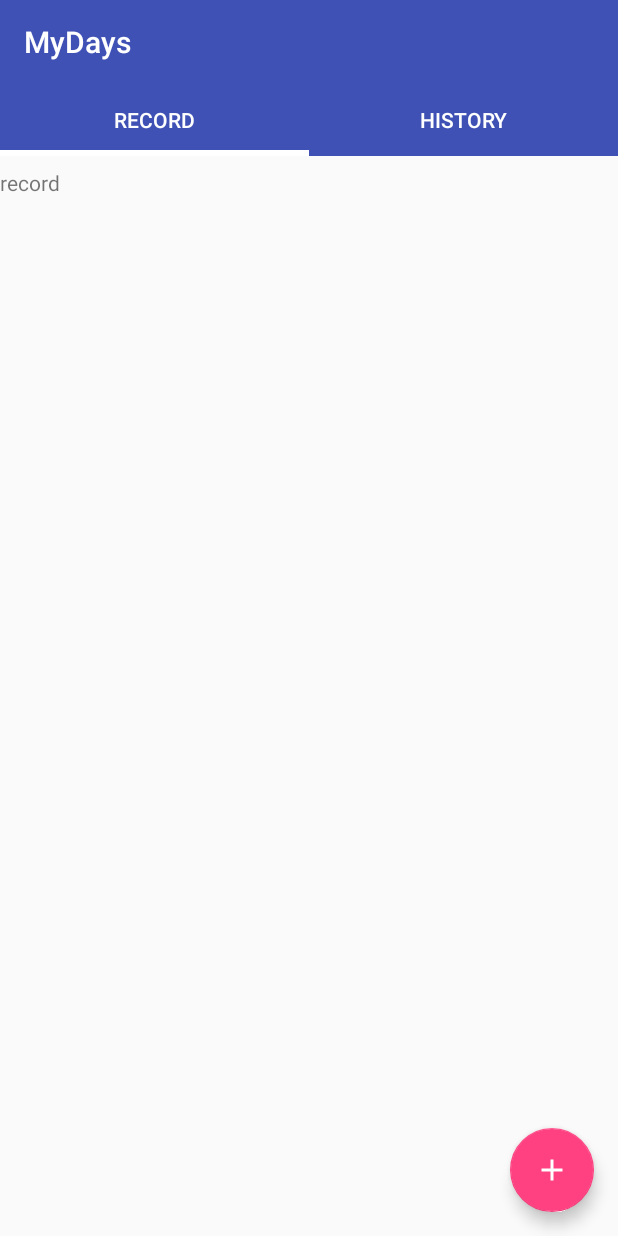
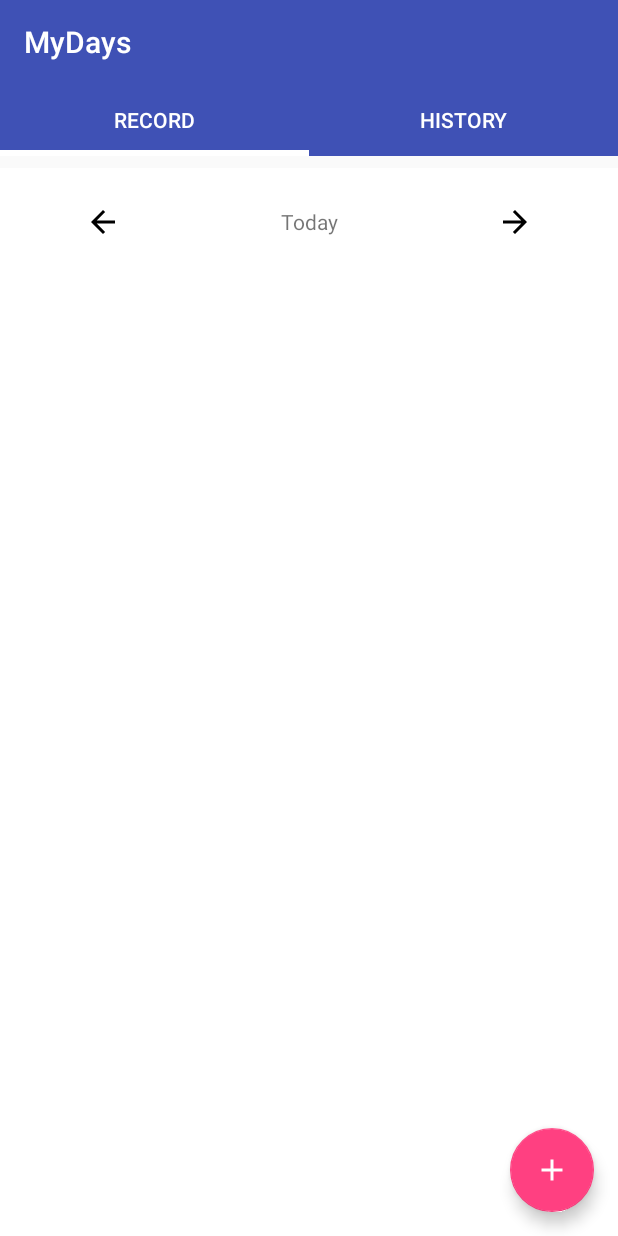
Before and after one commit to giantsol/Days, an Android app: the screen it shows after launch (MainActivity), on a phone screen of 412 x 824 dp. Run offline under Robolectric (Android 15) with nearby library versions, the phone set to English and light mode, and no system bars.

Commit message:
RecordFragment 맨 상단에 날짜 고르는 UI 추가

```diff
--- a/app/build.gradle
+++ b/app/build.gradle
@@ -26,4 +26,6 @@ dependencies {
     implementation 'androidx.appcompat:appcompat:1.0.2'
 
     implementation 'com.google.android.material:material:1.0.0'
+
+    implementation "androidx.lifecycle:lifecycle-extensions:2.0.0"
 }
--- /dev/null
+++ b/app/src/main/java/com/hansollee/mydays/DateExtensions.kt
@@ -0,0 +1,35 @@
+package com.hansollee.mydays
+
+import android.text.format.DateUtils
+import java.text.SimpleDateFormat
+import java.util.Calendar
+import java.util.Date
+import java.util.Locale
+
+/**
+ * Created by kevin-ee on 2019-01-31.
+ */
+
+private val displayDateFormat = SimpleDateFormat("yyyy-MM-dd", Locale.getDefault())
+
+fun Date.toDisplayFormat(): String {
+    if (DateUtils.isToday(this.time)) {
+        return "Today"
+    } else {
+        return displayDateFormat.format(this)
+    }
+}
+
+fun Date.getDateBefore(days: Int): Date {
+    val cal = Calendar.getInstance()
+    cal.time = this
+    cal.add(Calendar.DATE, -days)
+    return cal.time
+}
+
+fun Date.getDateAfter(days: Int): Date {
+    val cal = Calendar.getInstance()
+    cal.time = this
+    cal.add(Calendar.DATE, days)
+    return cal.time
+}
--- a/app/src/main/java/com/hansollee/mydays/record/RecordFragment.kt
+++ b/app/src/main/java/com/hansollee/mydays/record/RecordFragment.kt
@@ -4,10 +4,15 @@ import android.os.Bundle
 import android.view.LayoutInflater
 import android.view.View
 import android.view.ViewGroup
+import android.widget.TextView
 import android.widget.Toast
 import androidx.fragment.app.Fragment
+import androidx.lifecycle.Observer
+import androidx.lifecycle.ViewModelProviders
 import com.google.android.material.floatingactionbutton.FloatingActionButton
 import com.hansollee.mydays.R
+import com.hansollee.mydays.toDisplayFormat
+import java.util.*
 
 /**
  * Created by kevin-ee on 2019-01-31.
@@ -16,15 +21,39 @@ import com.hansollee.mydays.R
 class RecordFragment: Fragment() {
 
     private lateinit var floatingButton: FloatingActionButton
+    private lateinit var arrowBack: View
+    private lateinit var arrowForward: View
+    private lateinit var dateText: TextView
+
+    private lateinit var viewModel: RecordFragmentViewModel
 
     override fun onCreateView(inflater: LayoutInflater?, container: ViewGroup?, savedInstanceState: Bundle?): View {
         return inflater!!.inflate(R.layout.fragment_record, container, false)
     }
 
     override fun onViewCreated(view: View, savedInstanceState: Bundle?) {
+        viewModel = ViewModelProviders.of(this).get(RecordFragmentViewModel::class.java)
+
         floatingButton = view.findViewById(R.id.floating_button)
         floatingButton.setOnClickListener { _ ->
             Toast.makeText(context, "hello", Toast.LENGTH_SHORT).show()
         }
+
+        arrowBack = view.findViewById(R.id.arrow_back)
+        arrowBack.setOnClickListener { _ ->
+            viewModel.moveOneDayBefore()
+        }
+        arrowForward = view.findViewById(R.id.arrow_forward)
+        arrowForward.setOnClickListener { _ ->
+            viewModel.moveOneDayAfter()
+        }
+
+        dateText = view.findViewById(R.id.date_text)
+        viewModel.getCurrentDateLiveData().observe(this, Observer<Date> { currentDate ->
+            dateText.text = currentDate.toDisplayFormat()
+        })
+        dateText.setOnClickListener { _ ->
+            viewModel.resetCurrentDateToToday()
+        }
     }
 }
--- /dev/null
+++ b/app/src/main/java/com/hansollee/mydays/record/RecordFragmentViewModel.kt
@@ -0,0 +1,46 @@
+package com.hansollee.mydays.record
+
+import androidx.lifecycle.LiveData
+import androidx.lifecycle.MutableLiveData
+import androidx.lifecycle.ViewModel
+import com.hansollee.mydays.getDateAfter
+import com.hansollee.mydays.getDateBefore
+import java.util.Date
+
+/**
+ * Created by kevin-ee on 2019-01-31.
+ */
+
+class RecordFragmentViewModel: ViewModel() {
+    private lateinit var currentDateLiveData: MutableLiveData<Date>
+
+    fun getCurrentDateLiveData(): LiveData<Date> {
+        if (!::currentDateLiveData.isInitialized) {
+            currentDateLiveData = MutableLiveData()
+
+            // 현재 Date가 초기값
+            currentDateLiveData.value = Date()
+        }
+
+        return currentDateLiveData
+    }
+
+    fun moveOneDayBefore() {
+        val oneDayBefore = getCurrentDateLiveData().value.getDateBefore(1)
+        currentDateLiveData.value = oneDayBefore
+    }
+
+    fun moveOneDayAfter() {
+        val oneDayAfter = getCurrentDateLiveData().value.getDateAfter(1)
+        currentDateLiveData.value = oneDayAfter
+    }
+
+    fun resetCurrentDateToToday() {
+        currentDateLiveData.value = Date()
+    }
+
+    override fun onCleared() {
+        super.onCleared()
+    }
+
+}
--- /dev/null
+++ b/app/src/main/res/drawable-v21/button_background.xml
@@ -0,0 +1,5 @@
+<?xml version="1.0" encoding="utf-8"?>
+<ripple xmlns:android="http://schemas.android.com/apk/res/android"
+        android:color="@color/button_selected">
+    <item android:drawable="@color/button_unselected" />
+</ripple>
--- /dev/null
+++ b/app/src/main/res/drawable/button_background.xml
@@ -0,0 +1,5 @@
+<?xml version="1.0" encoding="utf-8"?>
+<selector xmlns:android="http://schemas.android.com/apk/res/android">
+    <item android:drawable="@color/button_selected" android:state_pressed="true"/>
+    <item android:drawable="@color/button_unselected"/>
+</selector>
--- /dev/null
+++ b/app/src/main/res/drawable/ic_arrow_back_black_24dp.xml
@@ -0,0 +1,9 @@
+<vector xmlns:android="http://schemas.android.com/apk/res/android"
+        android:width="24dp"
+        android:height="24dp"
+        android:viewportWidth="24.0"
+        android:viewportHeight="24.0">
+    <path
+        android:fillColor="#FF000000"
+        android:pathData="M20,11H7.83l5.59,-5.59L12,4l-8,8 8,8 1.41,-1.41L7.83,13H20v-2z"/>
+</vector>
--- /dev/null
+++ b/app/src/main/res/drawable/ic_arrow_forward_black_24dp.xml
@@ -0,0 +1,9 @@
+<vector xmlns:android="http://schemas.android.com/apk/res/android"
+        android:width="24dp"
+        android:height="24dp"
+        android:viewportWidth="24.0"
+        android:viewportHeight="24.0">
+    <path
+        android:fillColor="#FF000000"
+        android:pathData="M12,4l-1.41,1.41L16.17,11H4v2h12.17l-5.58,5.59L12,20l8,-8z"/>
+</vector>
--- a/app/src/main/res/layout/activity_main.xml
+++ b/app/src/main/res/layout/activity_main.xml
@@ -20,9 +20,9 @@
         android:layout_width="match_parent"
         android:layout_height="wrap_content"
         android:minHeight="?actionBarSize"
-        app:tabTextColor="@color/heading1"
+        app:tabTextColor="@color/text_heading1"
         app:tabGravity="fill"
-        app:tabIndicatorColor="@color/heading1"
+        app:tabIndicatorColor="@color/text_heading1"
         app:tabIndicatorHeight="4dp"
         app:tabBackground="@color/colorPrimary"
         app:tabMode="fixed"/>
--- a/app/src/main/res/layout/fragment_record.xml
+++ b/app/src/main/res/layout/fragment_record.xml
@@ -2,13 +2,66 @@
 <RelativeLayout
     xmlns:android="http://schemas.android.com/apk/res/android"
     android:layout_width="match_parent"
-    android:layout_height="match_parent">
+    android:layout_height="match_parent"
+    android:background="@color/page_background">
 
-    <TextView
-        android:layout_width="wrap_content"
+    <LinearLayout
+        android:layout_width="match_parent"
         android:layout_height="wrap_content"
-        android:text="record"
-        />
+        android:orientation="horizontal"
+        android:weightSum="3"
+        android:gravity="center_vertical"
+        >
+
+        <FrameLayout
+            android:id="@+id/arrow_back"
+            android:layout_width="0dp"
+            android:layout_height="wrap_content"
+            android:layout_weight="1"
+            android:background="@drawable/button_background"
+            android:clickable="true"
+            >
+
+            <ImageView
+                android:layout_width="wrap_content"
+                android:layout_height="wrap_content"
+                android:src="@drawable/ic_arrow_back_black_24dp"
+                android:padding="24dp"
+                android:layout_gravity="center"
+                />
+
+        </FrameLayout>
+
+        <TextView
+            android:id="@+id/date_text"
+            android:layout_width="0dp"
+            android:layout_height="match_parent"
+            android:layout_weight="1"
+            android:gravity="center"
+            android:background="@drawable/button_background"
+            android:clickable="true"
+            />
+
+        <FrameLayout
+            android:id="@+id/arrow_forward"
+            android:layout_width="0dp"
+            android:layout_height="wrap_content"
+            android:layout_weight="1"
+            android:background="@drawable/button_background"
+            android:clickable="true"
+            >
+
+            <ImageView
+                android:layout_width="wrap_content"
+                android:layout_height="wrap_content"
+                android:src="@drawable/ic_arrow_forward_black_24dp"
+                android:padding="24dp"
+                android:layout_gravity="center"
+                />
+
+        </FrameLayout>
+
+    </LinearLayout>
 
     <com.google.android.material.floatingactionbutton.FloatingActionButton
         android:id="@+id/floating_button"
--- a/app/src/main/res/values/colors.xml
+++ b/app/src/main/res/values/colors.xml
@@ -4,5 +4,10 @@
     <color name="colorPrimaryDark">#303F9F</color>
     <color name="colorAccent">#FF4081</color>
 
-    <color name="heading1">#FFFFFF</color>
+    <color name="text_heading1">#FFFFFF</color>
+
+    <color name="button_unselected">#FFFFFF</color>
+    <color name="button_selected">#888888</color>
+
+    <color name="page_background">#FFFFFF</color>
 </resources>
--- a/app/src/main/res/values/styles.xml
+++ b/app/src/main/res/values/styles.xml
@@ -9,7 +9,7 @@
     </style>
 
     <style name="Toolbar" parent="@style/ThemeOverlay.AppCompat.Dark">
-        <item name="colorControlNormal">@color/heading1</item>
-        <item name="titleTextColor">@color/heading1</item>
+        <item name="colorControlNormal">@color/text_heading1</item>
+        <item name="titleTextColor">@color/text_heading1</item>
     </style>
 </resources>
```
